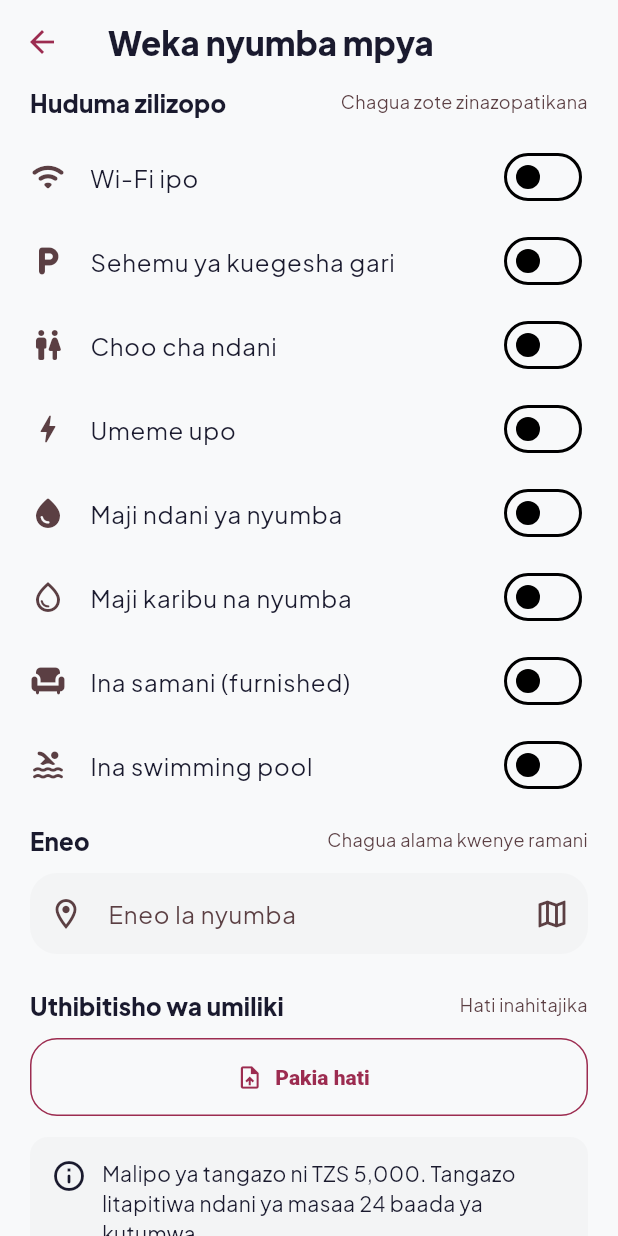
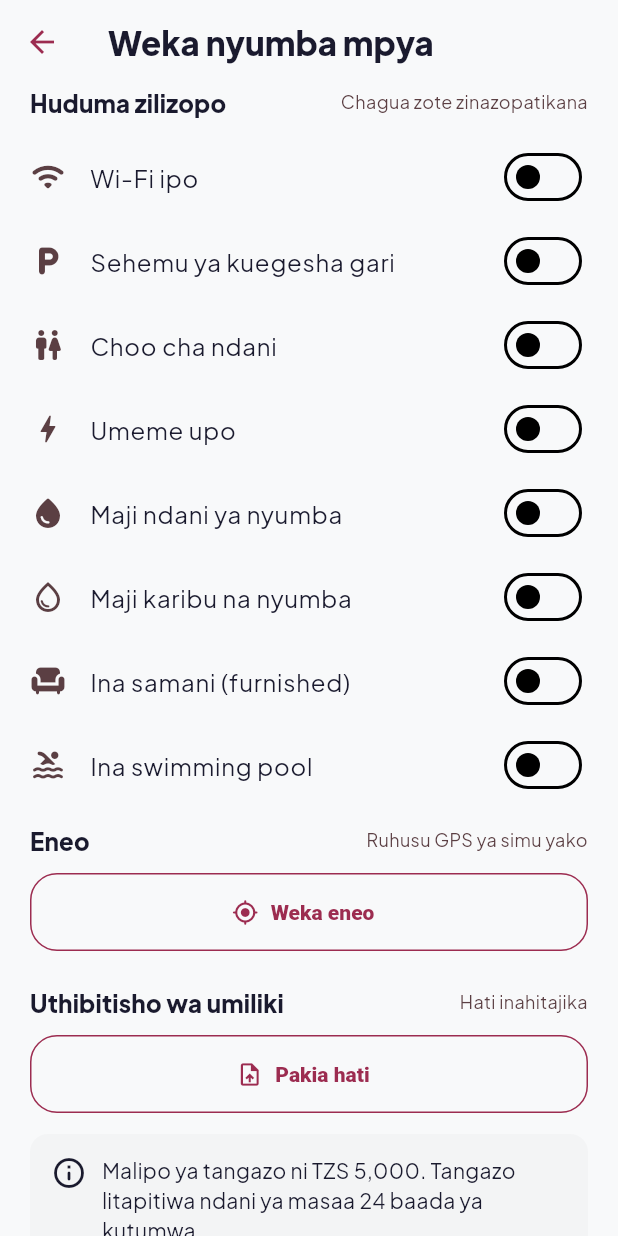
Before and after one commit to meshack-con/nyumba-_mkononi, a Flutter app: the AddPropertyScreen screen opened directly, scrolled down 576 dp, on a phone screen of 412 x 824 dp. Run offline on Flutter 3.47's test engine with Material 3 defaults, Android fonts, the phone set to English and light mode, and no system bars; our stand-ins replace chopper, file_picker, fl_chart, flutter_map, geolocator, get and 6 more; missing offline and left inert: dart:html; accounts and stored records are empty.

Commit message:
Weka eneo kwa GPS, jina la mtaa/kata, aina: chumba/nyumba/kiwanja

```diff
--- /dev/null
+++ b/lib/models/property_type.dart
@@ -0,0 +1,41 @@
+/// Aina za mali zinazotumika kwenye app: Chumba, Nyumba na Kiwanja.
+///
+/// Matangazo ya zamani yanaweza bado kuwa na aina za zamani
+/// (apartment, studio, villa). Hizi zinaonyeshwa/kuchujwa kama ifuatavyo:
+/// studio -> Chumba, apartment na villa -> Nyumba.
+class PropertyTypes {
+  const PropertyTypes._();
+
+  static const chumba = 'chumba';
+  static const nyumba = 'nyumba';
+  static const kiwanja = 'kiwanja';
+
+  /// Thamani zinazotumwa kwa backend (kwa mpangilio wa kuonyesha).
+  static const values = [chumba, nyumba, kiwanja];
+
+  /// Inabadilisha aina ya zamani kuwa moja ya aina tatu mpya.
+  static String normalize(String type) {
+    switch (type.toLowerCase()) {
+      case 'chumba':
+      case 'studio':
+        return chumba;
+      case 'kiwanja':
+        return kiwanja;
+      default:
+        // nyumba, apartment, villa na nyingine zote za zamani.
+        return nyumba;
+    }
+  }
+
+  /// Jina la kuonyesha kwa mtumiaji.
+  static String label(String type) {
+    switch (normalize(type)) {
+      case chumba:
+        return 'Chumba';
+      case kiwanja:
+        return 'Kiwanja';
+      default:
+        return 'Nyumba';
+    }
+  }
+}
--- a/lib/screens/add_property_screen.dart
+++ b/lib/screens/add_property_screen.dart
@@ -3,9 +3,11 @@ import 'dart:typed_data';
 import 'package:file_picker/file_picker.dart';
 import 'package:flutter/material.dart';
 
+import '../models/property_type.dart';
 import '../services/api_client.dart';
+import '../services/location_service.dart';
 import '../theme/app_theme.dart';
-import 'location_picker_screen.dart';
+import '../widgets/location_field.dart';
 
 class AddPropertyScreen extends StatefulWidget {
   const AddPropertyScreen({super.key});
@@ -18,8 +20,7 @@ class _AddPropertyScreenState extends State<AddPropertyScreen> {
   final _name = TextEditingController();
   final _price = TextEditingController();
   final _description = TextEditingController();
-  final _area = TextEditingController();
-  String _type = 'apartment';
+  String _type = PropertyTypes.chumba;
   String _mode = 'rent';
   bool _wifi = false;
   bool _carParking = false;
@@ -42,7 +43,7 @@ class _AddPropertyScreenState extends State<AddPropertyScreen> {
 
   @override
   void dispose() {
-    for (final controller in [_name, _price, _description, _area]) {
+    for (final controller in [_name, _price, _description]) {
       controller.dispose();
     }
     super.dispose();
@@ -76,15 +77,10 @@ class _AddPropertyScreenState extends State<AddPropertyScreen> {
     setState(() { _document = result.files.single.bytes; _documentName = result.files.single.name; });
   }
 
-  Future<void> _pickLocation() async {
-    final result = await Navigator.push<PickedLocation>(context, MaterialPageRoute(builder: (_) => LocationPickerScreen(initial: _location)));
-    if (result != null) setState(() { _location = result; _area.text = result.label; });
-  }
-
   Future<void> _submit() async {
     if (!_formKey.currentState!.validate()) return;
     if (!_photosComplete || _document == null || _location == null) {
-      setState(() => _error = 'Ongeza picha 3, hati ya umiliki na eneo kwenye ramani.');
+      setState(() => _error = 'Ongeza picha 3, hati ya umiliki na eneo la nyumba (bonyeza "Weka eneo").');
       return;
     }
     setState(() { _loading = true; _error = null; });
@@ -96,7 +92,7 @@ class _AddPropertyScreenState extends State<AddPropertyScreen> {
         type: _type,
         mode: _mode,
         price: int.parse(_price.text.trim()),
-        locationLabel: _area.text.trim(),
+        locationLabel: _location!.label,
         latitude: _location!.point.latitude,
         longitude: _location!.point.longitude,
         hasWifi: _wifi,
@@ -195,7 +191,7 @@ class _AddPropertyScreenState extends State<AddPropertyScreen> {
               ),
               const SizedBox(height: 22),
               _section('Taarifa za msingi', 'Eleza nyumba yako kwa uwazi'),
-              TextFormField(controller: _name, validator: _required, decoration: const InputDecoration(labelText: 'Jina la nyumba', prefixIcon: Icon(Icons.home_work_outlined))),
+              TextFormField(controller: _name, validator: _required, textCapitalization: TextCapitalization.words, decoration: const InputDecoration(labelText: 'Jina la mtaa / kata', hintText: 'Mfano: Sinza, Mikocheni', prefixIcon: Icon(Icons.location_city_outlined))),
               const SizedBox(height: 12),
               Row(children: [
                 Expanded(
@@ -203,10 +199,9 @@ class _AddPropertyScreenState extends State<AddPropertyScreen> {
                     value: _type,
                     decoration: const InputDecoration(labelText: 'Aina'),
                     items: const [
-                      DropdownMenuItem(value: 'apartment', child: Text('Apartment')),
-                      DropdownMenuItem(value: 'nyumba', child: Text('Nyumba')),
-                      DropdownMenuItem(value: 'studio', child: Text('Studio')),
-                      DropdownMenuItem(value: 'villa', child: Text('Villa')),
+                      DropdownMenuItem(value: PropertyTypes.chumba, child: Text('Chumba')),
+                      DropdownMenuItem(value: PropertyTypes.nyumba, child: Text('Nyumba')),
+                      DropdownMenuItem(value: PropertyTypes.kiwanja, child: Text('Kiwanja')),
                     ],
                     onChanged: (value) => setState(() => _type = value!),
                   ),
@@ -239,18 +234,8 @@ class _AddPropertyScreenState extends State<AddPropertyScreen> {
               SwitchListTile(contentPadding: EdgeInsets.zero, secondary: const Icon(Icons.chair_rounded), title: const Text('Ina samani (furnished)'), value: _furnished, onChanged: (value) => setState(() => _furnished = value)),
               SwitchListTile(contentPadding: EdgeInsets.zero, secondary: const Icon(Icons.pool_rounded), title: const Text('Ina swimming pool'), value: _swimmingPool, onChanged: (value) => setState(() => _swimmingPool = value)),
               const SizedBox(height: 10),
-              _section('Eneo', 'Chagua alama kwenye ramani'),
-              TextFormField(
-                controller: _area,
-                readOnly: true,
-                validator: _required,
-                onTap: _pickLocation,
-                decoration: InputDecoration(
-                  labelText: 'Eneo la nyumba',
-                  prefixIcon: const Icon(Icons.location_on_outlined),
-                  suffixIcon: IconButton(onPressed: _pickLocation, icon: const Icon(Icons.map_outlined)),
-                ),
-              ),
+              _section('Eneo', 'Ruhusu GPS ya simu yako'),
+              LocationField(value: _location, onChanged: (location) => setState(() { _location = location; _error = null; })),
               const SizedBox(height: 22),
               _section('Uthibitisho wa umiliki', _documentName ?? 'Hati inahitajika'),
               OutlinedButton.icon(onPressed: _pickDocument, icon: const Icon(Icons.upload_file_outlined), label: Text(_documentName ?? 'Pakia hati')),
--- a/lib/screens/property_details_screen.dart
+++ b/lib/screens/property_details_screen.dart
@@ -6,6 +6,7 @@ import 'package:http/http.dart' as http;
 import 'package:latlong2/latlong.dart';
 import '../models/property.dart';
 import '../models/property_contact.dart';
+import '../models/property_type.dart';
 import '../services/api_client.dart';
 import '../theme/app_theme.dart';
 import 'auth_screen.dart';
@@ -201,7 +202,7 @@ class _PropertyDetailsScreenState extends State<PropertyDetailsScreen> {
             Text(property.mode == 'rent' ? 'Kwa kukodisha' : 'Kwa kuuza', style: const TextStyle(color: AppTheme.muted)),
             const SizedBox(height: 22),
             Wrap(spacing: 8, runSpacing: 8, children: [
-              Chip(label: Text(property.type)),
+              Chip(label: Text(PropertyTypes.label(property.type))),
               Chip(label: Text(property.hasWifi ? 'Wi-Fi ipo' : 'Hakuna Wi-Fi'), avatar: Icon(property.hasWifi ? Icons.wifi : Icons.wifi_off, size: 17)),
             ]),
             const SizedBox(height: 22),
--- a/lib/services/groq_service.dart
+++ b/lib/services/groq_service.dart
@@ -13,11 +13,11 @@ const String _systemPrompt = '''
 Wewe ni "Msaidizi wa Nyumba Mkononi" - msaidizi wa huduma kwa wateja wa app ya Nyumba Mkononi PEKEE.
 
 Nyumba Mkononi ni jukwaa la Tanzania la kutafuta na kuweka matangazo ya nyumba, vyumba, na viwanja kwa ajili ya kukodisha (kupanga) au kununua/kuuza. Huduma zinazopatikana kwenye jukwaa hili ni:
-- Kutafuta nyumba kwa eneo, bei (kuanzia/hadi kwa TZS), aina (Chumba/Nyumba/Zote), na hali (Kwa kupanga / Kwa kununua)
+- Kutafuta nyumba kwa eneo, bei (kuanzia/hadi kwa TZS), aina (Chumba/Nyumba/Kiwanja/Zote), na hali (Kwa kupanga / Kwa kununua)
 - Vichujio vya ziada: Wi-Fi, sehemu ya kuegesha gari, choo cha ndani, umeme, maji ndani ya nyumba, maji karibu na nyumba, samani (furnished), swimming pool, na muda tangazo lilipowekwa (leo/wiki hii/mwezi huu/mwaka huu)
 - Kuhifadhi nyumba unazozipenda kwenye "Zilizohifadhiwa" (Favorites)
 - Kuwasiliana na mwenye nyumba baada ya kuingia (login) kwenye ukurasa wa maelezo ya nyumba
-- Kwa wenye nyumba (seller): kuweka tangazo jipya la nyumba - inahitaji picha 3 za nyumba, hati ya umiliki, maelezo kamili, eneo kwenye ramani, na malipo ya tangazo TZS 5,000; tangazo hupitiwa na kuthibitishwa ndani ya masaa 24
+- Kwa wenye nyumba (seller): kuweka tangazo jipya la nyumba - inahitaji picha 3 za nyumba, hati ya umiliki, maelezo kamili, eneo la nyumba (linawekwa kiotomatiki kupitia GPS ya simu kwa kubonyeza "Weka eneo"), na malipo ya tangazo TZS 5,000; tangazo hupitiwa na kuthibitishwa ndani ya masaa 24
 - Akaunti: kujisajili na kuingia (login) kama Mpangaji/Mnunuzi au Muuzaji/Mpangishaji
 - Dashibodi ya muuzaji: kuona idadi ya matangazo (jumla, yaliyoidhinishwa, yanayopitiwa)
 
--- /dev/null
+++ b/lib/widgets/location_field.dart
@@ -0,0 +1,100 @@
+import 'package:flutter/material.dart';
+
+import '../services/location_service.dart';
+import '../theme/app_theme.dart';
+
+/// Kitufe cha "Weka eneo": kinaomba ruhusa ya GPS ya simu na kujaza eneo la
+/// nyumba kiotomatiki (bila kuchagua kwenye ramani).
+class LocationField extends StatefulWidget {
+  const LocationField({super.key, required this.value, required this.onChanged});
+
+  final PickedLocation? value;
+  final ValueChanged<PickedLocation> onChanged;
+
+  @override
+  State<LocationField> createState() => _LocationFieldState();
+}
+
+class _LocationFieldState extends State<LocationField> {
+  bool _loading = false;
+  LocationFailure? _failure;
+
+  Future<void> _detect() async {
+    setState(() {
+      _loading = true;
+      _failure = null;
+    });
+    try {
+      final location = await LocationService.detectCurrent();
+      if (!mounted) return;
+      widget.onChanged(location);
+    } on LocationFailure catch (failure) {
+      if (mounted) setState(() => _failure = failure);
+    } catch (_) {
+      if (mounted) setState(() => _failure = const LocationFailure('Imeshindikana kupata eneo lako. Jaribu tena.'));
+    } finally {
+      if (mounted) setState(() => _loading = false);
+    }
+  }
+
+  @override
+  Widget build(BuildContext context) {
+    final scheme = Theme.of(context).colorScheme;
+    final isDark = Theme.of(context).brightness == Brightness.dark;
+    final success = isDark ? AppTheme.darkSuccess : AppTheme.success;
+    final value = widget.value;
+    final failure = _failure;
+
+    return Column(
+      crossAxisAlignment: CrossAxisAlignment.stretch,
+      children: [
+        OutlinedButton.icon(
+          onPressed: _loading ? null : _detect,
+          icon: _loading
+              ? const SizedBox(width: 18, height: 18, child: CircularProgressIndicator(strokeWidth: 2))
+              : const Icon(Icons.my_location_rounded),
+          label: Text(_loading ? 'Inatafuta eneo...' : 'Weka eneo'),
+        ),
+        if (value != null) ...[
+          const SizedBox(height: 12),
+          Container(
+            padding: const EdgeInsets.all(14),
+            decoration: BoxDecoration(color: scheme.surfaceContainerLow, borderRadius: BorderRadius.circular(12)),
+            child: Row(
+              crossAxisAlignment: CrossAxisAlignment.start,
+              children: [
+                Icon(Icons.check_circle_rounded, color: success),
+                const SizedBox(width: 10),
+                Expanded(
+                  child: Column(
+                    crossAxisAlignment: CrossAxisAlignment.start,
+                    children: [
+                      Text(value.label, style: const TextStyle(fontWeight: FontWeight.w800)),
+                      const SizedBox(height: 2),
+                      Text(
+                        'Eneo la nyumba limewekwa',
+                        style: TextStyle(color: scheme.onSurfaceVariant, fontSize: 12),
+                      ),
+                    ],
+                  ),
+                ),
+              ],
+            ),
+          ),
+        ],
+        if (failure != null) ...[
+          const SizedBox(height: 10),
+          Text(failure.message, style: TextStyle(color: scheme.error)),
+          if (failure.action != LocationFailureAction.none)
+            Align(
+              alignment: Alignment.centerLeft,
+              child: TextButton(
+                onPressed: () => LocationService.openSettings(failure.action),
+                child: const Text('Fungua mipangilio'),
+              ),
+            ),
+        ],
+      ],
+    );
+  }
+}
```
Also changed, not shown: lib/screens/buyer_home_screen.dart (+8 -1 lines), lib/screens/edit_property_screen.dart (+12 -28 lines), lib/screens/location_picker_screen.dart (deleted, +0 -73 lines), lib/services/location_service.dart (added, +129 -0 lines), 3 other files.
